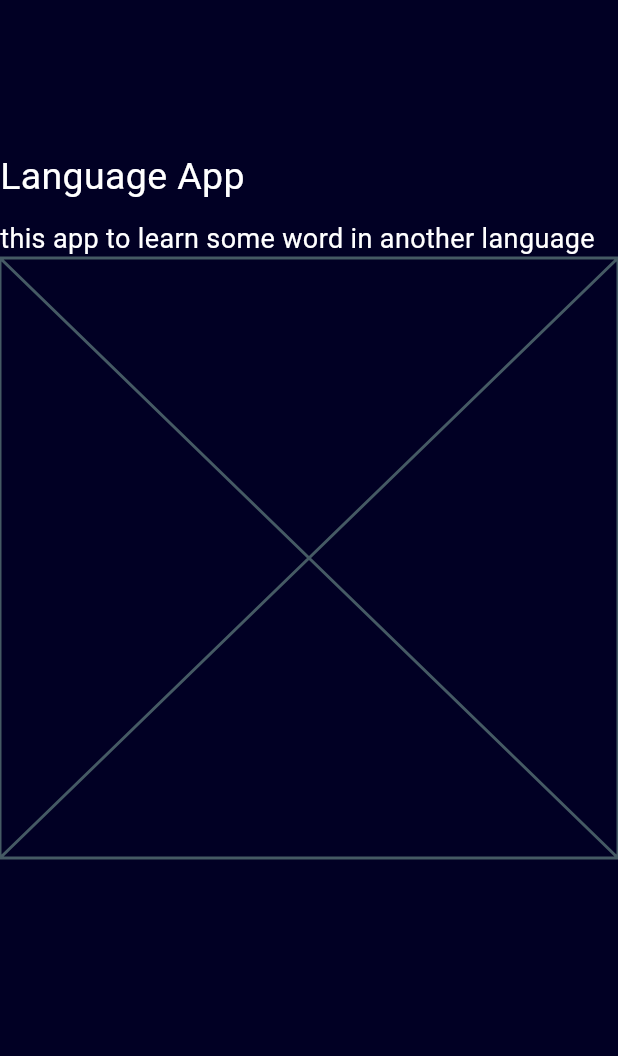
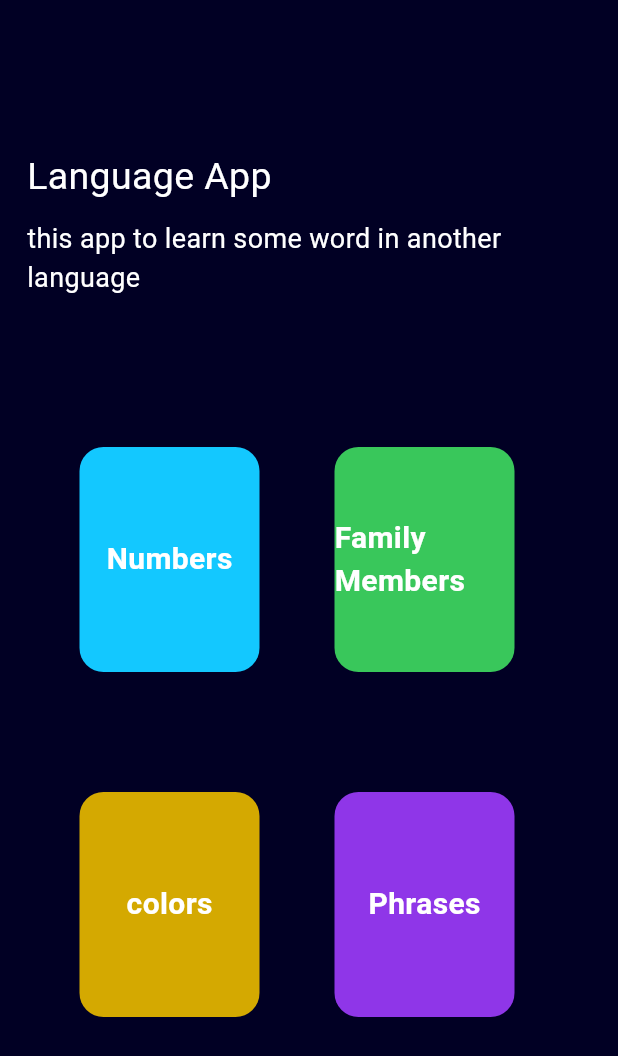
Before and after one commit to m07amadd/langapp, a Flutter app: the screen it shows after launch, on a phone screen of 412 x 824 dp. Shown: the top 1056 px of the screen. Run offline on Flutter 3.47's test engine with Material 3 defaults, Android fonts, the phone set to English and light mode, and no system bars; statements that could not run were skipped.

Commit message:
create home page and widgets

```diff
--- a/lib/pages/home_page.dart
+++ b/lib/pages/home_page.dart
@@ -6,9 +6,11 @@ class HomePage extends StatelessWidget {
 
   @override
   Widget build(BuildContext context) {
-    return const Scaffold(
+    return Scaffold(
       backgroundColor: Color(0xff010024),
-      body: Column(
+      body: Container(
+        margin: const EdgeInsets.only(left: 18),
+        child: const Column(
           crossAxisAlignment: CrossAxisAlignment.start,
           children: [
             SizedBox(
@@ -34,6 +36,7 @@ class HomePage extends StatelessWidget {
             CategoriesLang()
           ],
         ),
+      ),
     );
   }
 }
--- a/lib/widgets/categories_of_lang.dart
+++ b/lib/widgets/categories_of_lang.dart
@@ -1,10 +1,60 @@
 import 'package:flutter/material.dart';
+import 'package:flutter/rendering.dart';
+import 'package:flutter/widgets.dart';
+import 'package:langapp/widgets/items_of_lang.dart';
 
 class CategoriesLang extends StatelessWidget {
   const CategoriesLang({super.key});
 
   @override
   Widget build(BuildContext context) {
-    return const Placeholder();
+    return const Column(
+      children: [
+        const SizedBox(
+          height: 100,
+        ),
+
+        //---------row2------------
+
+        Padding(
+          padding: EdgeInsets.symmetric(horizontal: 35),
+          child: Row(
+            children: [
+              ItemsOfLang(
+                  height: 150, width: 120, Name: 'Numbers', color: 0xff13C8FF),
+              const SizedBox(
+                width: 50,
+              ),
+              ItemsOfLang(
+                  height: 150,
+                  width: 120,
+                  Name: 'Family Members',
+                  color: 0xff39C75B),
+            ],
+          ),
+        ),
+        const SizedBox(
+          height: 80,
+        ),
+
+        //---------row2------------
+        Padding(
+          padding: EdgeInsets.symmetric(horizontal: 35),
+          child: Row(
+            children: [
+              ItemsOfLang(
+                  height: 150, width: 120, Name: 'colors', color: 0xffD4A901, onTap: () {
+                    Navigator.push(context, route)
+                   },),
+              const SizedBox(
+                width: 50,
+              ),
+              ItemsOfLang(
+                  height: 150, width: 120, Name: 'Phrases', color: 0xff8F36E8),
+            ],
+          ),
+        ),
+      ],
+    );
   }
 }
--- /dev/null
+++ b/lib/widgets/items_of_lang.dart
@@ -0,0 +1,37 @@
+import 'package:flutter/material.dart';
+
+class ItemsOfLang extends StatelessWidget {
+  const ItemsOfLang(
+      {super.key,
+      required this.height,
+      required this.width,
+      required this.Name,
+      required this.color,
+      required this.onTap});
+  final double height, width;
+  final String Name;
+  final int color;
+  final void Function()? onTap;
+  @override
+  Widget build(BuildContext context) {
+    return GestureDetector(
+      onTap: onTap,
+      child: Container(
+        height: height,
+        width: width,
+        child: Center(
+          child: Text(
+            Name,
+            style: TextStyle(
+              color: Colors.white,
+              fontSize: 20,
+              fontWeight: FontWeight.bold,
+            ),
+          ),
+        ),
+        decoration: BoxDecoration(
+            color: Color(color), borderRadius: BorderRadius.circular(16)),
+      ),
+    );
+  }
+}
--- a/pubspec.yaml
+++ b/pubspec.yaml
@@ -59,9 +59,9 @@ flutter:
   uses-material-design: true
 
   # To add assets to your application, add an assets section, like this:
-  # assets:
-  #   - images/a_dot_burr.jpeg
-  #   - images/a_dot_ham.jpeg
+  assets:
+    - assets\images\image_of_lang\maxresdefault.jpg
+
 
   # An image asset can refer to one or more resolution-specific "variants", see
   # https://flutter.dev/assets-and-images/#resolution-aware
```
Also changed, not shown: assets/images/image_of_lang/OIP.jpg (added), assets/images/image_of_lang/R.jpg (added), assets/images/image_of_lang/maxresdefault.jpg (added). Lines whose indentation alone changed are shown as unchanged.
